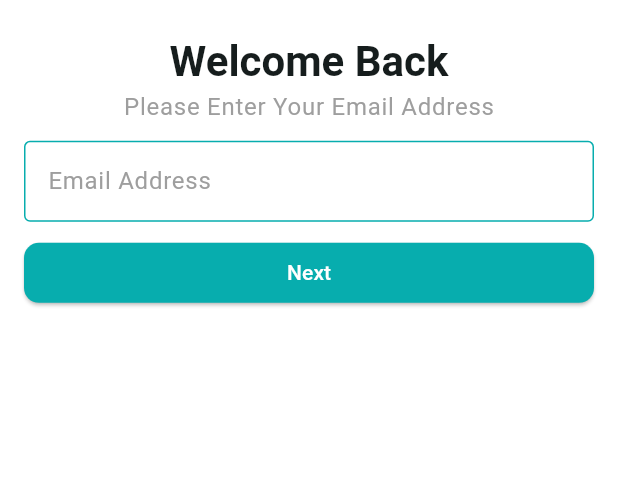
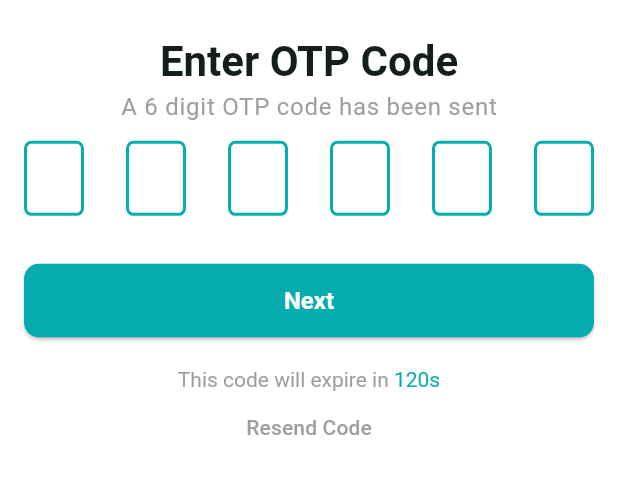
Before and after one commit to meredwan/craftyBay, a Flutter app: the screen it shows after launch, after a tap on "Next", on a phone screen of 412 x 824 dp, the part 302-796 px from its top. Run offline on Flutter 3.47's test engine with Material 3 defaults, Android fonts, the phone set to English and light mode, and no system bars; drawn by our look-alikes of pin_code_fields; our stand-ins replace email_validator, flutter_svg.

Commit message:
otp screen added

```diff
--- a/lib/app/app.dart
+++ b/lib/app/app.dart
@@ -1,4 +1,5 @@
 import 'package:crafty_bay/app/app_theme_data.dart';
+import 'package:crafty_bay/features/auth/ui/screens/otp_verification_screen.dart';
 import 'package:crafty_bay/features/auth/ui/screens/splash_screen.dart';
 import 'package:crafty_bay/features/auth/ui/screens/verify_email_screen.dart';
 import 'package:flutter/material.dart';
@@ -15,6 +16,7 @@ class CraftyBay extends StatelessWidget {
       routes: {
         '/': (context) => SplashScreen(),
         EmailVerificationScreen.name: (context) => EmailVerificationScreen(),
+        OtpVerificationScreen.name:(context)=>OtpVerificationScreen()
       },
     );
   }
--- a/lib/app/app_theme_data.dart
+++ b/lib/app/app_theme_data.dart
@@ -14,22 +14,31 @@ class AppThemeData {
           fontWeight: FontWeight.w600,
         ),
       ),
+      elevatedButtonTheme: ElevatedButtonThemeData(
+        style: ElevatedButton.styleFrom(
+          backgroundColor: AppColors.themeColor,
+          fixedSize: Size.fromWidth(double.maxFinite),
+          foregroundColor: Colors.white,
+          shape: RoundedRectangleBorder(
+            borderRadius: BorderRadius.circular(10),
+          ),
+          padding: EdgeInsets.symmetric(vertical: 15),
+          textStyle: TextStyle(fontSize: 16, fontWeight: FontWeight.w600),
+        ),
+      ),
       inputDecorationTheme: InputDecorationTheme(
         fillColor: Colors.white,
         filled: true,
-        hintStyle: TextStyle(
-          color: Colors.grey,
-          fontWeight: FontWeight.w400
-        ),
+        hintStyle: TextStyle(color: Colors.grey, fontWeight: FontWeight.w400),
         contentPadding: EdgeInsets.symmetric(horizontal: 12, vertical: 15),
         border: OutlineInputBorder(
-          borderSide: BorderSide(color: AppColors.themeColor,width: 1),
+          borderSide: BorderSide(color: AppColors.themeColor, width: 1),
         ),
         enabledBorder: OutlineInputBorder(
-          borderSide: BorderSide(color: AppColors.themeColor,width: 1),
+          borderSide: BorderSide(color: AppColors.themeColor, width: 1),
         ),
         focusedBorder: OutlineInputBorder(
-          borderSide: BorderSide(color: AppColors.themeColor,width: 1),
+          borderSide: BorderSide(color: AppColors.themeColor, width: 1),
         ),
       ),
     );
--- /dev/null
+++ b/lib/features/auth/ui/screens/otp_verification_screen.dart
@@ -0,0 +1,101 @@
+import 'package:crafty_bay/app/app_colors.dart';
+import 'package:crafty_bay/features/common/widgets/app_icon_widget.dart';
+import 'package:email_validator/email_validator.dart';
+import 'package:flutter/material.dart';
+import 'package:pin_code_fields/pin_code_fields.dart';
+
+class OtpVerificationScreen extends StatefulWidget {
+  const OtpVerificationScreen({super.key});
+
+  static const String name = "/otp-verification";
+
+  @override
+  State<OtpVerificationScreen> createState() => _OtpVerificationScreenState();
+}
+
+class _OtpVerificationScreenState extends State<OtpVerificationScreen> {
+  final TextEditingController _otpController = TextEditingController();
+
+  final GlobalKey<FormState> _fromKey = GlobalKey<FormState>();
+
+  @override
+  Widget build(BuildContext context) {
+    return Scaffold(
+      body: Padding(
+        padding: const EdgeInsets.all(16),
+        child: Form(
+          key: _fromKey,
+          child: Column(
+            children: [
+              const SizedBox(height: 80),
+              AppIconWidget(),
+              const SizedBox(height: 24),
+              Text("Enter OTP Code",
+                  style: Theme.of(context).textTheme.titleLarge),
+              Text(
+                "A 6 digit OTP code has been sent",
+                style: Theme.of(context)
+                    .textTheme
+                    .bodyLarge
+                    ?.copyWith(color: Colors.grey),
+              ),
+              const SizedBox(height: 10),
+              PinCodeTextField(
+                length: 6,
+                obscureText: false,
+                animationType: AnimationType.fade,
+                pinTheme: PinTheme(
+                  selectedColor: AppColors.themeColor,
+                  selectedFillColor: Colors.white,
+                  activeColor: AppColors.themeColor,
+                  inactiveColor: AppColors.themeColor,
+                  inactiveFillColor: Colors.white,
+                  shape: PinCodeFieldShape.box,
+                  borderRadius: BorderRadius.circular(5),
+                  fieldHeight: 50,
+                  fieldWidth: 40,
+                  activeFillColor: Colors.white,
+                ),
+                keyboardType: TextInputType.number,
+                animationDuration: Duration(milliseconds: 300),
+                enableActiveFill: true,
+                controller: _otpController,
+                appContext: context,
+              ),
+              const SizedBox(
+                height: 16,
+              ),
+              ElevatedButton(
+                onPressed: () {
+                  //if (_fromKey.currentState!.validate()) {}
+                },
+                child: Text(
+                  "Next",
+                ),
+              ),
+              const SizedBox(
+                height: 20,
+              ),
+              RichText(
+                text: TextSpan(
+                    text: "This code will expire in ",
+                    style: TextStyle(color: Colors.grey),
+                    children: [
+                      TextSpan(
+                        text: "120s",
+                        style: TextStyle(
+                          color: AppColors.themeColor,
+                        ),
+                      )
+                    ]),
+              ),
+              TextButton(onPressed: () {
+
+              }, child: Text("Resend Code", style: TextStyle(color: Colors.grey),))
+            ],
+          ),
+        ),
+      ),
+    );
+  }
+}
--- a/lib/features/auth/ui/screens/verify_email_screen.dart
+++ b/lib/features/auth/ui/screens/verify_email_screen.dart
@@ -1,5 +1,7 @@
 import 'package:crafty_bay/app/app_colors.dart';
+import 'package:crafty_bay/features/auth/ui/screens/otp_verification_screen.dart';
 import 'package:crafty_bay/features/common/widgets/app_icon_widget.dart';
+import 'package:email_validator/email_validator.dart';
 import 'package:flutter/material.dart';
 
 class EmailVerificationScreen extends StatefulWidget {
@@ -13,41 +15,54 @@ class EmailVerificationScreen extends StatefulWidget {
 }
 
 class _EmailVerificationScreenState extends State<EmailVerificationScreen> {
+  final TextEditingController _emailController = TextEditingController();
+
+  final GlobalKey<FormState> _fromKey = GlobalKey<FormState>();
+
   @override
   Widget build(BuildContext context) {
     return Scaffold(
       body: Padding(
         padding: const EdgeInsets.all(16),
+        child: Form(
+          key: _fromKey,
           child: Column(
             children: [
               const SizedBox(height: 80),
               AppIconWidget(),
               const SizedBox(height: 24),
-            Text("Welcome Back", style: Theme.of(context).textTheme.titleLarge),
-            Text("Please Enter Your Email Address",
+              Text("Welcome Back",
+                  style: Theme.of(context).textTheme.titleLarge),
+              Text(
+                "Please Enter Your Email Address",
                 style: Theme.of(context)
                     .textTheme
                     .bodyLarge
-                    ?.copyWith(color: Colors.grey)),
+                    ?.copyWith(color: Colors.grey),
+              ),
               const SizedBox(height: 10),
               TextFormField(
+                autovalidateMode: AutovalidateMode.onUserInteraction,
+                controller: _emailController,
+                validator: (String? value) {
+                  if (value!.trim().isEmpty) {
+                    return "enter your email address";
+                  }
+                  if (EmailValidator.validate(value) == false) {
+                    return "enter valid email address";
+                  }
+                  return null;
+                },
                 decoration: InputDecoration(hintText: "Email Address"),
               ),
               const SizedBox(
-              height: 10,
+                height: 16,
               ),
               ElevatedButton(
-              style: ElevatedButton.styleFrom(
-                  backgroundColor: AppColors.themeColor,
-                  fixedSize: Size.fromWidth(double.maxFinite),
-                  foregroundColor: Colors.white,
-                  shape: RoundedRectangleBorder(
-                    borderRadius: BorderRadius.circular(10),
-                  ),
-                padding: EdgeInsets.symmetric()
-              ),
-
-              onPressed: () {},
+                onPressed: () {
+                  //if (_fromKey.currentState!.validate()) {}
+                  Navigator.pushNamed(context, OtpVerificationScreen.name);
+                },
                 child: Text(
                   "Next",
                 ),
@@ -55,6 +70,7 @@ class _EmailVerificationScreenState extends State<EmailVerificationScreen> {
             ],
           ),
         ),
+      ),
     );
   }
 }
--- a/pubspec.yaml
+++ b/pubspec.yaml
@@ -18,6 +18,9 @@ dependencies:
   # Use with the CupertinoIcons class for iOS style icons.
   cupertino_icons: ^1.0.8
   flutter_svg: ^2.0.16
+  email_validator: ^3.0.0
+  pin_code_fields: ^8.0.1
+  get: ^4.6.6
 
 dev_dependencies:
   flutter_test:
```
Also changed, not shown: pubspec.lock. Lines whose indentation alone changed are shown as unchanged.
